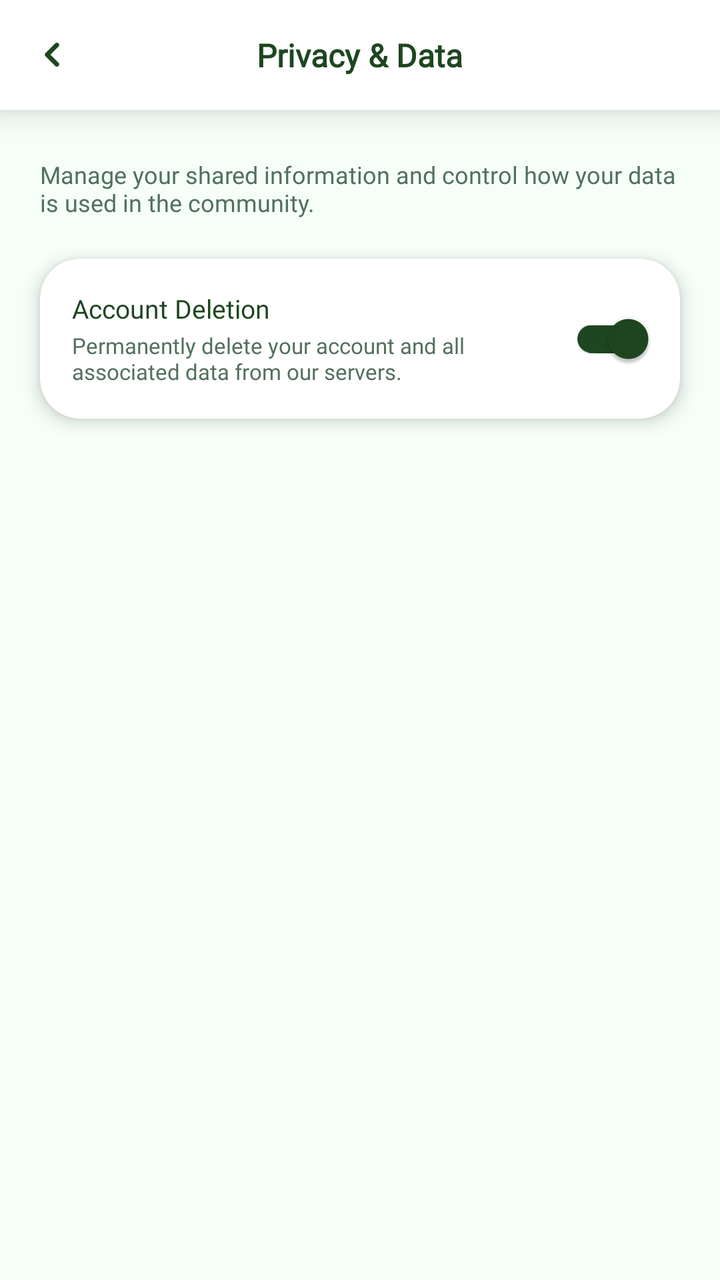
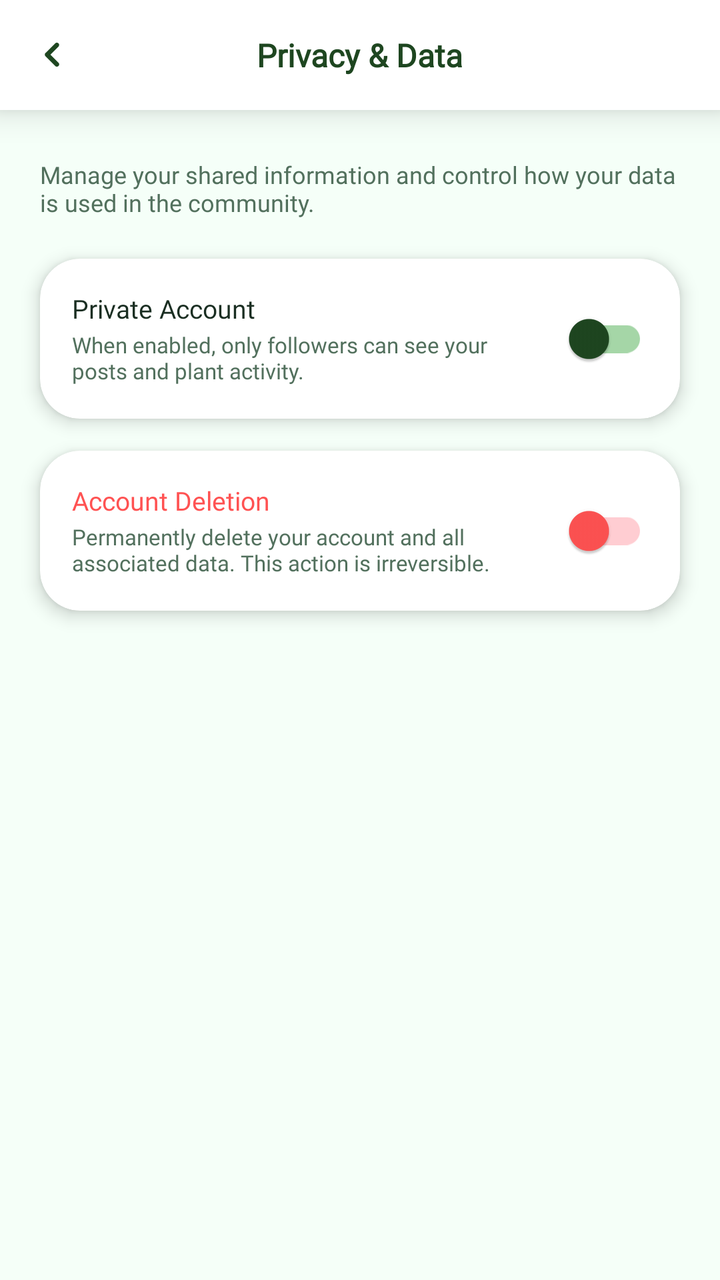

Screens rendered from an Android XML layout before and after an edit, with the pre-edit source and the edit as a unified diff.
<!-- AndroidManifest.xml: application theme Theme.SmartGrow -->
<!-- res/layout/fragment_privacy_data.xml -->
<?xml version="1.0" encoding="utf-8"?>
<LinearLayout
    xmlns:android="http://schemas.android.com/apk/res/android"
    xmlns:app="http://schemas.android.com/apk/res-auto"
    xmlns:tools="http://schemas.android.com/tools"
    android:id="@+id/layout_privacy_data"
    android:layout_width="match_parent"
    android:layout_height="match_parent"
    android:orientation="vertical"
    android:background="@color/app_background"
    android:clipChildren="false"
    android:clipToPadding="false">

    
    <com.google.android.material.card.MaterialCardView
        android:layout_width="match_parent"
        android:layout_height="55dp"
        app:cardBackgroundColor="@color/card_background"
        app:cardCornerRadius="0dp"
        app:cardElevation="10dp"
        app:strokeWidth="0dp"
        android:clipChildren="false"
        android:clipToPadding="false">

        <RelativeLayout
            android:layout_width="match_parent"
            android:layout_height="match_parent"
            android:clipChildren="false"
            android:clipToPadding="false">

            
            <ImageView
                android:id="@+id/btn_back_privacy_data"
                android:layout_width="36dp"
                android:layout_height="36dp"
                android:layout_alignParentStart="true"
                android:layout_centerVertical="true"
                android:layout_marginStart="8dp"
                android:background="?attr/selectableItemBackgroundBorderless"
                android:clickable="true"
                android:focusable="true"
                android:padding="12dp"
                android:src="@drawable/ic_back"
                app:tint="@color/primary_green"
                android:contentDescription="Go back" />

            
            <TextView
                android:id="@+id/tv_privacy_data_title"
                android:layout_width="wrap_content"
                android:layout_height="wrap_content"
                android:layout_centerInParent="true"
                android:fontFamily="@font/inter_extrabold"
                android:text="Privacy &amp; Data"
                android:textColor="@color/primary_green"
                android:textSize="16sp"
                android:textStyle="bold" />

        </RelativeLayout>
    </com.google.android.material.card.MaterialCardView>

    
    <androidx.core.widget.NestedScrollView
        android:layout_width="match_parent"
        android:layout_height="0dp"
        android:layout_weight="1"
        android:fillViewport="true"
        android:overScrollMode="never"
        android:scrollbars="none"
        android:clipChildren="false"
        android:clipToPadding="false">

        <LinearLayout
            android:layout_width="match_parent"
            android:layout_height="wrap_content"
            android:orientation="vertical"
            android:paddingStart="20dp"
            android:paddingEnd="20dp"
            android:paddingTop="24dp"
            android:paddingBottom="40dp"
            android:clipChildren="false"
            android:clipToPadding="false">

            
            <TextView
                android:layout_width="match_parent"
                android:layout_height="wrap_content"
                android:layout_marginBottom="20dp"
                android:fontFamily="@font/inter_semibold"
                android:text="Manage your shared information and control how your data is used in the community."
                android:textColor="@color/text_secondary"
                android:textSize="12sp" />

            
            <com.google.android.material.card.MaterialCardView
                android:id="@+id/card_account_deletion"
                android:layout_width="match_parent"
                android:layout_height="wrap_content"
                app:cardBackgroundColor="@color/card_background"
                app:cardCornerRadius="20dp"
                app:cardElevation="5dp"
                app:strokeWidth="0dp"
                android:clipChildren="false"
                android:clipToPadding="false">

                <androidx.constraintlayout.widget.ConstraintLayout
                    android:layout_width="match_parent"
                    android:layout_height="wrap_content"
                    android:padding="16dp"
                    android:clipChildren="false"
                    android:clipToPadding="false">

                    
                    <TextView
                        android:id="@+id/lbl_account_deletion"
                        android:layout_width="wrap_content"
                        android:layout_height="wrap_content"
                        android:fontFamily="@font/inter_extrabold"
                        android:text="Account Deletion"
                        android:textColor="@color/profile_title_color"
                        android:textSize="13sp"
                        app:layout_constraintStart_toStartOf="parent"
                        app:layout_constraintTop_toTopOf="parent" />

                    
                    <TextView
                        android:layout_width="0dp"
                        android:layout_height="wrap_content"
                        android:layout_marginTop="2dp"
                        android:layout_marginEnd="16dp"
                        android:fontFamily="@font/inter_semibold"
                        android:text="Permanently delete your account and all associated data from our servers."
                        android:textColor="@color/text_secondary"
                        android:textSize="11sp"
                        app:layout_constraintBottom_toBottomOf="parent"
                        app:layout_constraintEnd_toStartOf="@id/switch_deletion"
                        app:layout_constraintStart_toStartOf="parent"
                        app:layout_constraintTop_toBottomOf="@id/lbl_account_deletion" />

                    
                    <androidx.appcompat.widget.SwitchCompat
                        android:id="@+id/switch_deletion"
                        android:layout_width="wrap_content"
                        android:layout_height="wrap_content"
                        android:checked="true"
                        app:thumbTint="@color/profile_title_color"
                        app:trackTint="@color/primary_green"
                        app:layout_constraintBottom_toBottomOf="parent"
                        app:layout_constraintEnd_toEndOf="parent"
                        app:layout_constraintTop_toTopOf="parent" />

                </androidx.constraintlayout.widget.ConstraintLayout>

            </com.google.android.material.card.MaterialCardView>

        </LinearLayout>

    </androidx.core.widget.NestedScrollView>

</LinearLayout>
<!-- resources referenced by this layout -->
<resources>
  <color name="app_background">#F5FFF8</color>
  <color name="card_background">#FFFFFF</color>
  <color name="primary_green">#1e4620</color>
  <color name="profile_title_color">#1e4620</color>
  <color name="text_secondary">#52705D</color>
  <!-- drawable ic_back (drawable) -->
  <vector xmlns:android="http://schemas.android.com/apk/res/android"
      android:width="512dp"
      android:height="512dp"
      android:viewportWidth="512"
      android:viewportHeight="512">
    <path
        android:pathData="M353.56,0.08C357.11,0.08 360.66,0.08 364.22,0.08C367.19,1.92 374.58,2.14 378.56,4.11C393.52,11.5 404.28,23.82 407.7,40.46C414.26,72.47 386.01,92.33 366.38,112.23C334.11,144.95 301.48,177.34 268.9,209.75C258.82,219.77 248.74,229.81 238.73,239.91C233.63,245.06 227.91,249.93 223.3,255.53C228.34,261.95 235.03,267.53 240.83,273.29C251.85,284.23 262.79,295.27 273.78,306.24C304.6,336.98 335.02,368.15 366.11,398.6C372.57,404.93 378.91,411.37 385.28,417.77C400.7,433.28 412.97,447.13 408.61,471.07C405.55,487.85 394.47,500.51 379.48,507.87C375.55,509.8 368.01,510.1 365.13,511.92C361.58,511.92 358.03,511.92 354.48,511.92C352.39,510.58 348.57,510.58 346.03,509.88C341.29,508.57 336.65,506.39 332.46,503.79C324.57,498.91 318.22,490.86 311.69,484.36C299.66,472.39 287.73,460.31 275.69,448.35C237.53,410.45 199.54,372.38 161.6,334.26C150.65,323.25 139.59,312.33 128.65,301.3C124.81,297.43 120.03,294.72 116.33,290.7C107.37,280.97 102.73,268.77 102.71,255.53C102.7,242.34 107.38,230.05 116.33,220.36C120.03,216.35 124.82,213.64 128.65,209.76C139.26,199.03 150,188.42 160.67,177.74C198.7,139.71 236.5,101.45 274.77,63.66C286.84,51.74 298.7,39.59 310.77,27.66C317.31,21.21 323.51,13.41 331.28,8.4C335.5,5.68 340.28,3.48 345.11,2.13C347.63,1.42 351.5,1.44 353.56,0.08Z"
        android:strokeLineJoin="round"
        android:strokeWidth="0.25"
        android:fillColor="#000000"
        android:fillType="evenOdd"
        android:strokeColor="#000000"/>
  </vector>
  <style name="Theme.SmartGrow" parent="Base.Theme.SmartGrow" />
  <style name="Base.Theme.SmartGrow" parent="Theme.Material3.DayNight.NoActionBar">
          <item name="android:windowBackground">@color/app_background</item>
          <item name="android:windowDisablePreview">true</item>
  
          
          <item name="android:statusBarColor">@color/app_background</item>
          <item name="android:windowLightStatusBar">true</item>
  
          
          <item name="android:navigationBarColor">@color/app_background</item>
          <item name="android:windowLightNavigationBar" ns0:targetApi="o_mr1">true</item>
  
          <item name="android:windowDrawsSystemBarBackgrounds">true</item>
          <item name="android:windowTranslucentStatus">false</item>
          <item name="android:windowTranslucentNavigation">false</item>
  
          
          <item name="popupMenuStyle">@style/ModernPopupMenuStyle</item>
      </style>
  <style name="ModernPopupMenuStyle" parent="Widget.Material3.PopupMenu">
          <item name="android:popupBackground">@android:color/white</item>
      </style>
</resources>

<!-- the commit's change to res/layout/fragment_privacy_data.xml (unified diff, before → after) -->
@@ -93,58 +93,103 @@
 
             
             <com.google.android.material.card.MaterialCardView
-                android:id="@+id/card_account_deletion"
+                android:id="@+id/card_private_account"
                 android:layout_width="match_parent"
                 android:layout_height="wrap_content"
+                android:layout_marginBottom="16dp"
                 app:cardBackgroundColor="@color/card_background"
                 app:cardCornerRadius="20dp"
                 app:cardElevation="5dp"
-                app:strokeWidth="0dp"
-                android:clipChildren="false"
-                android:clipToPadding="false">
+                app:strokeWidth="0dp">
 
                 <androidx.constraintlayout.widget.ConstraintLayout
                     android:layout_width="match_parent"
                     android:layout_height="wrap_content"
-                    android:padding="16dp"
-                    android:clipChildren="false"
-                    android:clipToPadding="false">
-
-                    
-                    <TextView
-                        android:id="@+id/lbl_account_deletion"
+                    android:padding="16dp">
+
+                    <TextView
+                        android:id="@+id/lbl_private_account"
                         android:layout_width="wrap_content"
                         android:layout_height="wrap_content"
                         android:fontFamily="@font/inter_extrabold"
-                        android:text="Account Deletion"
-                        android:textColor="@color/profile_title_color"
+                        android:text="Private Account"
+                        android:textColor="@color/text_primary"
                         android:textSize="13sp"
                         app:layout_constraintStart_toStartOf="parent"
                         app:layout_constraintTop_toTopOf="parent" />
 
-                    
                     <TextView
                         android:layout_width="0dp"
                         android:layout_height="wrap_content"
                         android:layout_marginTop="2dp"
                         android:layout_marginEnd="16dp"
                         android:fontFamily="@font/inter_semibold"
-                        android:text="Permanently delete your account and all associated data from our servers."
+                        android:text="When enabled, only followers can see your posts and plant activity."
                         android:textColor="@color/text_secondary"
                         android:textSize="11sp"
+                        app:layout_constraintEnd_toStartOf="@id/switch_private_account"
+                        app:layout_constraintStart_toStartOf="parent"
+                        app:layout_constraintTop_toBottomOf="@id/lbl_private_account" />
+
+                    <androidx.appcompat.widget.SwitchCompat
+                        android:id="@+id/switch_private_account"
+                        android:layout_width="wrap_content"
+                        android:layout_height="wrap_content"
+                        app:thumbTint="@color/primary_green"
+                        app:trackTint="@color/primary_green_faded"
                         app:layout_constraintBottom_toBottomOf="parent"
+                        app:layout_constraintEnd_toEndOf="parent"
+                        app:layout_constraintTop_toTopOf="parent" />
+
+                </androidx.constraintlayout.widget.ConstraintLayout>
+
+            </com.google.android.material.card.MaterialCardView>
+
+            
+            <com.google.android.material.card.MaterialCardView
+                android:id="@+id/card_account_deletion"
+                android:layout_width="match_parent"
+                android:layout_height="wrap_content"
+                app:cardBackgroundColor="@color/card_background"
+                app:cardCornerRadius="20dp"
+                app:cardElevation="5dp"
+                app:strokeWidth="0dp">
+
+                <androidx.constraintlayout.widget.ConstraintLayout
+                    android:layout_width="match_parent"
+                    android:layout_height="wrap_content"
+                    android:padding="16dp">
+
+                    <TextView
+                        android:id="@+id/lbl_account_deletion"
+                        android:layout_width="wrap_content"
+                        android:layout_height="wrap_content"
+                        android:fontFamily="@font/inter_extrabold"
+                        android:text="Account Deletion"
+                        android:textColor="#FF5252"
+                        android:textSize="13sp"
+                        app:layout_constraintStart_toStartOf="parent"
+                        app:layout_constraintTop_toTopOf="parent" />
+
+                    <TextView
+                        android:layout_width="0dp"
+                        android:layout_height="wrap_content"
+                        android:layout_marginTop="2dp"
+                        android:layout_marginEnd="16dp"
+                        android:fontFamily="@font/inter_semibold"
+                        android:text="Permanently delete your account and all associated data. This action is irreversible."
+                        android:textColor="@color/text_secondary"
+                        android:textSize="11sp"
                         app:layout_constraintEnd_toStartOf="@id/switch_deletion"
                         app:layout_constraintStart_toStartOf="parent"
                         app:layout_constraintTop_toBottomOf="@id/lbl_account_deletion" />
 
-                    
                     <androidx.appcompat.widget.SwitchCompat
                         android:id="@+id/switch_deletion"
                         android:layout_width="wrap_content"
                         android:layout_height="wrap_content"
-                        android:checked="true"
-                        app:thumbTint="@color/profile_title_color"
-                        app:trackTint="@color/primary_green"
+                        app:thumbTint="#FF5252"
+                        app:trackTint="#FFCDD2"
                         app:layout_constraintBottom_toBottomOf="parent"
                         app:layout_constraintEnd_toEndOf="parent"
                         app:layout_constraintTop_toTopOf="parent" />
<!-- resource entries referenced after the edit -->
@@ -3,7 +3,8 @@
   <color name="app_background">#F5FFF8</color>
   <color name="card_background">#FFFFFF</color>
   <color name="primary_green">#1e4620</color>
-  <color name="profile_title_color">#1e4620</color>
+  <color name="primary_green_faded">#A5D6A7</color>
+  <color name="text_primary">#1A2E22</color>
   <color name="text_secondary">#52705D</color>
   <!-- drawable ic_back (drawable) -->
   <vector xmlns:android="http://schemas.android.com/apk/res/android"
